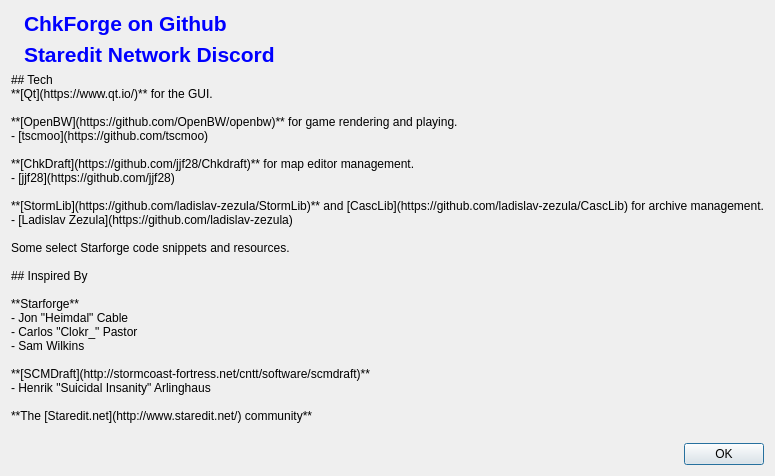
First picture: the form in ChkForge/aboutdlg.ui, repository heinermann/ChkForge, before the edit.
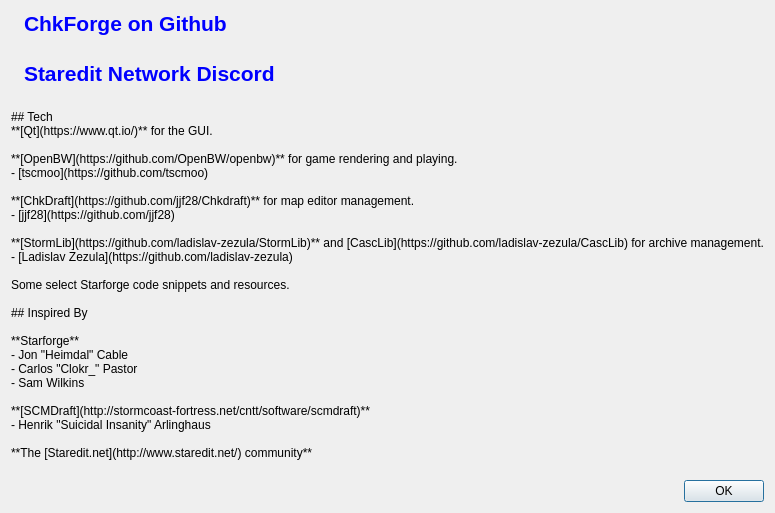
Second picture: the form after the edit. Icons and pictures are not drawn.

Commit message: Fixed choosing cancel as the default button

What changed in the file:
```diff
--- a/ChkForge/aboutdlg.ui
+++ b/ChkForge/aboutdlg.ui
@@ -6,8 +6,8 @@
    <rect>
     <x>0</x>
     <y>0</y>
-    <width>325</width>
-    <height>460</height>
+    <width>338</width>
+    <height>513</height>
    </rect>
   </property>
   <property name="sizePolicy">
```
The commit also changes 2 other files.
